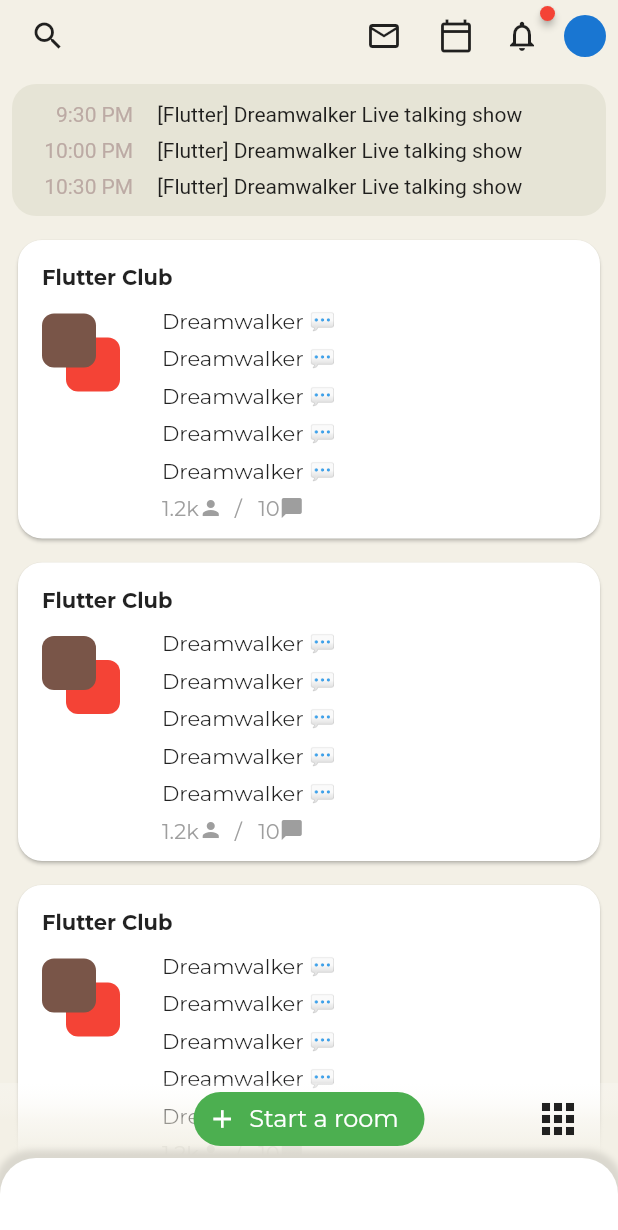
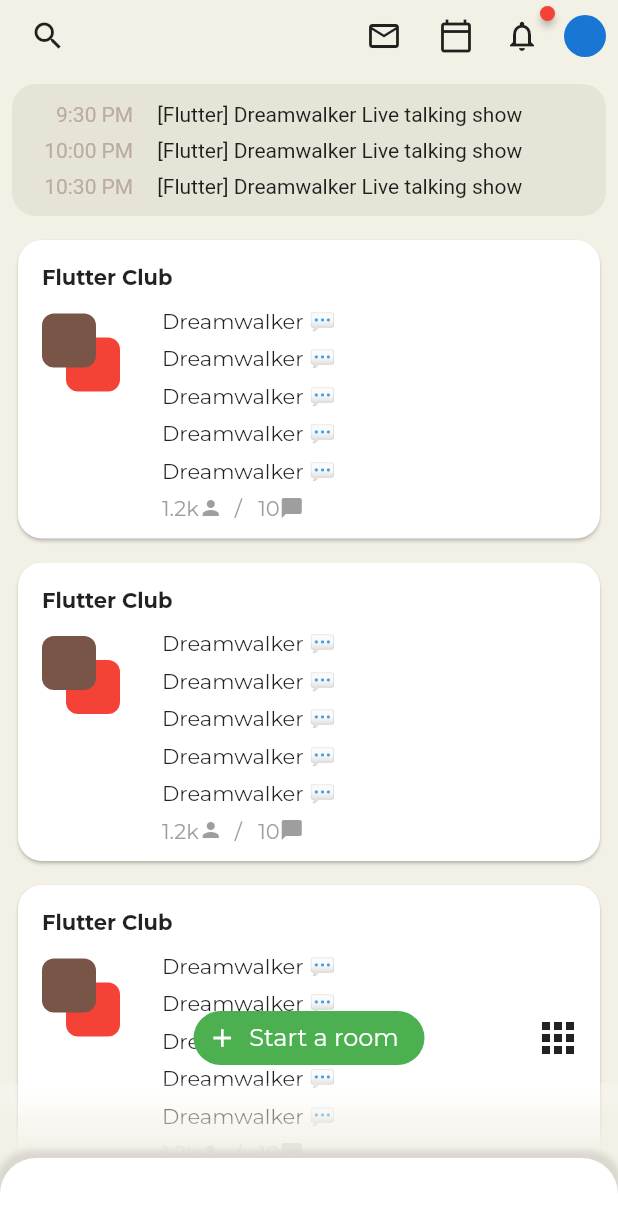
Before and after one commit to JAICHANGPARK/flutter_notebook_11th_story, a Flutter app: the screen it shows after launch, on a phone screen of 412 x 824 dp. Shown: the top 1230 px of the screen. Run offline on Flutter 3.47's test engine with Material 2 defaults, Android fonts, the phone set to English and light mode, and no system bars; drawn by our look-alikes of badges; our stand-ins replace backdrop, flutter_inner_drawer, google_fonts.

Commit message:
Update clubhouse_home_page.dart

```diff
--- a/lib/ep701_clubhouse/ui/clubhouse_home_page.dart
+++ b/lib/ep701_clubhouse/ui/clubhouse_home_page.dart
@@ -56,7 +56,9 @@ class _ClubhouseHomePageState extends State<ClubhouseHomePage> {
                 left: 0,
                 top: 48,
                 right: 0,
-                child: Container(
+                child: Stack(
+                  children: [
+                    Container(
                       child: ListView.builder(
                           shrinkWrap: true,
                           itemBuilder: (context, index) {
@@ -272,10 +274,8 @@ class _ClubhouseHomePageState extends State<ClubhouseHomePage> {
                             );
                           }),
                     ),
-              ),
-              //TODO: Gradient
                     Positioned(
-                bottom: 54,
+                      bottom: 0,
                       left: 0,
                       right: 0,
                       child: Container(
@@ -293,30 +293,7 @@ class _ClubhouseHomePageState extends State<ClubhouseHomePage> {
                         ),
                       ),
                     ),
-              //TODO: Bottom sheet or back drop
-              Positioned(
-                child: Container(
-                  height: 52,
-                  decoration: BoxDecoration(
-                      color: Colors.white,
-                      borderRadius: BorderRadius.only(
-                        topRight: Radius.circular(24),
-                        topLeft: Radius.circular(24),
-                      ),
-                      boxShadow: [
-                        BoxShadow(
-                          color: Colors.black.withOpacity(0.1),
-                          offset: Offset(0, -2),
-                          blurRadius: 3,
-                          spreadRadius: 3,
-                        )
-                      ]),
-                ),
-                bottom: 0,
-                left: 0,
-                right: 0,
-              ),
-              //TODO: Start room and button
+                    //TODO: button Start room and icon
                     Positioned(
                       child: Row(
                         children: [
@@ -354,7 +331,38 @@ class _ClubhouseHomePageState extends State<ClubhouseHomePage> {
                       bottom: 54,
                       left: 64,
                       right: 16,
+                    ),
+                  ],
+                ),
+              ),
+              //TODO: Gradient
+
+
+
+
+              //TODO: Bottom sheet or back drop
+              Positioned(
+                child: Container(
+                  height: 52,
+                  decoration: BoxDecoration(
+                      color: Colors.white,
+                      borderRadius: BorderRadius.only(
+                        topRight: Radius.circular(24),
+                        topLeft: Radius.circular(24),
+                      ),
+                      boxShadow: [
+                        BoxShadow(
+                          color: Colors.black.withOpacity(0.1),
+                          offset: Offset(0, -2),
+                          blurRadius: 3,
+                          spreadRadius: 3,
                         )
+                      ]),
+                ),
+                bottom: 0,
+                left: 0,
+                right: 0,
+              ),
             ],
           )),
     );
```
Lines whose indentation alone changed are shown as unchanged.
